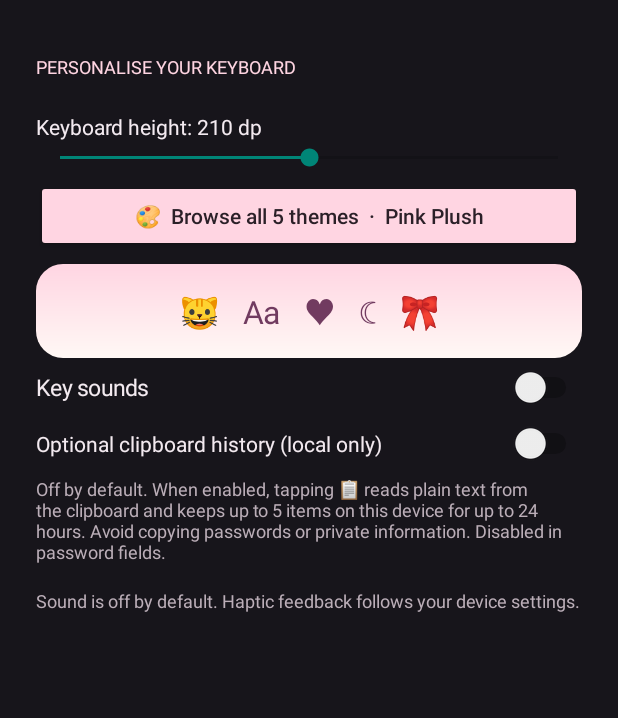
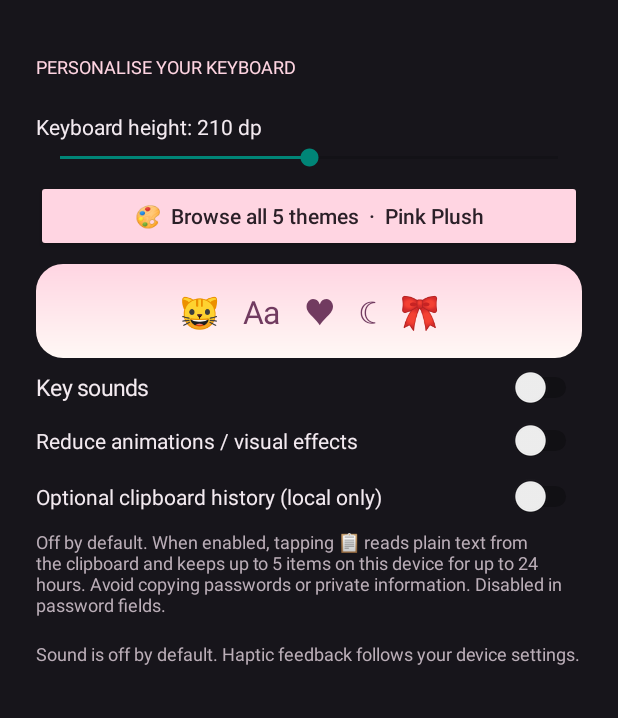
Before and after one commit to taimiyatahsin/MoonMew-Keyboard, an Android app: the screen it shows after launch (SetupActivity), on a phone screen of 412 x 824 dp, the part 518-1236 px from its top. Run offline under Robolectric (Android 15) with nearby library versions, the phone set to English and light mode, and no system bars.

Commit message:
Add Reduce Animations preference

```diff
--- a/app/src/main/java/com/moonmew/keyboard/SetupActivity.kt
+++ b/app/src/main/java/com/moonmew/keyboard/SetupActivity.kt
@@ -137,6 +137,15 @@ class SetupActivity : Activity() {
                 preferences.edit().putBoolean("key_sound", checked).apply()
             }
         }
+        val reduceAnimationsSwitch = Switch(this).apply {
+            this.text = "Reduce animations / visual effects"
+            textSize = 14f
+            setTextColor(text)
+            isChecked = preferences.getBoolean("reduce_animations", false)
+            setOnCheckedChangeListener { _, checked ->
+                preferences.edit().putBoolean("reduce_animations", checked).apply()
+            }
+        }
         val clipboardSwitch = Switch(this).apply {
             this.text = "Optional clipboard history (local only)"
             textSize = 14f
@@ -170,6 +179,7 @@ class SetupActivity : Activity() {
         root.addView(themeButton, matchWithTop(dp(6)))
         root.addView(themePreview, matchWithTop(dp(8)))
         root.addView(soundSwitch, matchWithTop(dp(6)))
+        root.addView(reduceAnimationsSwitch, matchWithTop(dp(8)))
         root.addView(clipboardSwitch, matchWithTop(dp(10)))
         root.addView(clipboardWarning, matchWithTop(dp(2)))
         root.addView(note, matchWithTop(dp(4)))
```
